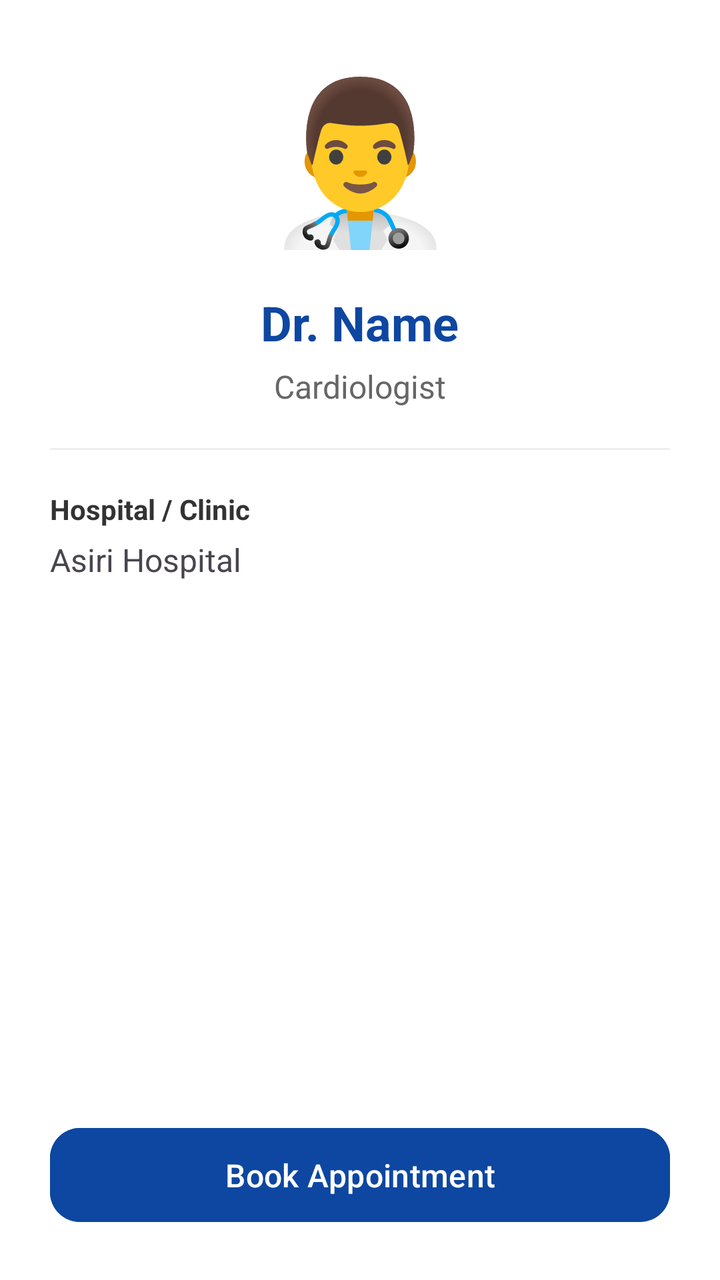
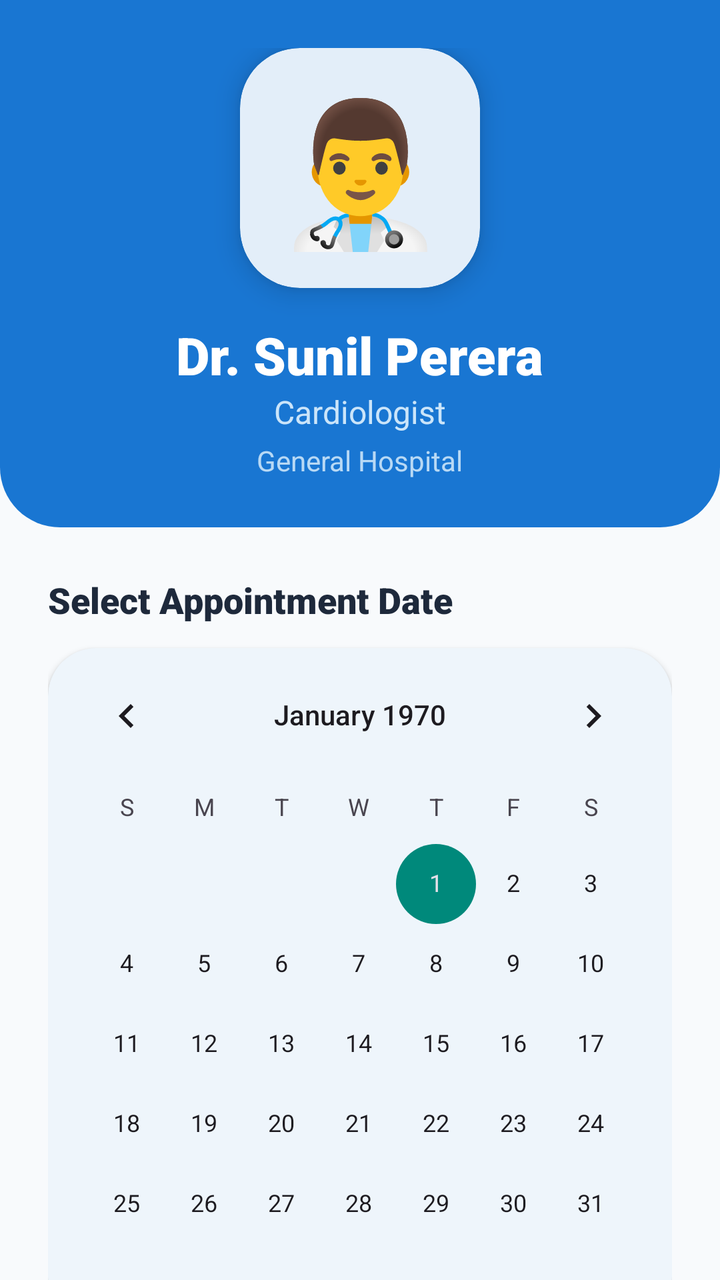

The first picture is an Android layout as it rendered before a commit; the second is the same layout after the commit. The layout source and the unified diff follow.
<!-- AndroidManifest.xml: application theme Theme.CareLanka -->
<!-- res/layout/activity_doctor_details.xml -->
<?xml version="1.0" encoding="utf-8"?>
<LinearLayout xmlns:android="http://schemas.android.com/apk/res/android"
    xmlns:app="http://schemas.android.com/apk/res-auto"
    android:layout_width="match_parent"
    android:layout_height="match_parent"
    android:orientation="vertical"
    android:padding="25dp"
    android:background="#FFFFFF">

    
    <TextView
        android:layout_width="100dp"
        android:layout_height="100dp"
        android:layout_gravity="center"
        android:text="👨‍⚕️"
        android:textSize="80sp"
        android:gravity="center"
        android:layout_marginBottom="20dp"/>

    <TextView
        android:id="@+id/tvDoctorName"
        android:layout_width="wrap_content"
        android:layout_height="wrap_content"
        android:layout_gravity="center"
        android:text="Dr. Name"
        android:textColor="@color/primaryBlue"
        android:textSize="24sp"
        android:textStyle="bold" />

    <TextView
        android:id="@+id/tvSpecialty"
        android:layout_width="wrap_content"
        android:layout_height="wrap_content"
        android:layout_gravity="center"
        android:text="Cardiologist"
        android:textColor="#666666"
        android:textSize="16sp"
        android:layout_marginTop="5dp"/>

    <View
        android:layout_width="match_parent"
        android:layout_height="1dp"
        android:background="#EEEEEE"
        android:layout_marginVertical="20dp"/>

    <TextView
        android:layout_width="wrap_content"
        android:layout_height="wrap_content"
        android:text="Hospital / Clinic"
        android:textStyle="bold"
        android:textColor="#333333"/>

    <TextView
        android:id="@+id/tvHospital"
        android:layout_width="match_parent"
        android:layout_height="wrap_content"
        android:layout_marginTop="5dp"
        android:text="Asiri Hospital"
        android:textSize="16sp" />

    <Space
        android:layout_width="match_parent"
        android:layout_height="0dp"
        android:layout_weight="1"/>

    <Button
        android:id="@+id/btnBook"
        android:layout_width="match_parent"
        android:layout_height="55dp"
        android:text="Book Appointment"
        android:textAllCaps="false"
        android:textSize="16sp"
        android:backgroundTint="@color/primaryBlue"
        app:cornerRadius="15dp" />

</LinearLayout>
<!-- resources referenced by this layout -->
<resources>
  <color name="primaryBlue">#0D47A1</color>
  <style name="Base.Theme.CareLanka" parent="Theme.Material3.DayNight.NoActionBar">
          
          
      </style>
  <!-- unchanged entries left out for length: 1 -->
</resources>

<!-- the commit's change to res/layout/activity_doctor_details.xml (unified diff, before → after) -->
@@ -1,76 +1,179 @@
 <?xml version="1.0" encoding="utf-8"?>
-<LinearLayout xmlns:android="http://schemas.android.com/apk/res/android"
+<androidx.coordinatorlayout.widget.CoordinatorLayout xmlns:android="http://schemas.android.com/apk/res/android"
     xmlns:app="http://schemas.android.com/apk/res-auto"
+    xmlns:tools="http://schemas.android.com/tools"
     android:layout_width="match_parent"
     android:layout_height="match_parent"
-    android:orientation="vertical"
-    android:padding="25dp"
-    android:background="#FFFFFF">
+    android:background="#F8FAFC">
 
-    
-    <TextView
-        android:layout_width="100dp"
-        android:layout_height="100dp"
-        android:layout_gravity="center"
-        android:text="👨‍⚕️"
-        android:textSize="80sp"
-        android:gravity="center"
-        android:layout_marginBottom="20dp"/>
-
-    <TextView
-        android:id="@+id/tvDoctorName"
-        android:layout_width="wrap_content"
-        android:layout_height="wrap_content"
-        android:layout_gravity="center"
-        android:text="Dr. Name"
-        android:textColor="@color/primaryBlue"
-        android:textSize="24sp"
-        android:textStyle="bold" />
-
-    <TextView
-        android:id="@+id/tvSpecialty"
-        android:layout_width="wrap_content"
-        android:layout_height="wrap_content"
-        android:layout_gravity="center"
-        android:text="Cardiologist"
-        android:textColor="#666666"
-        android:textSize="16sp"
-        android:layout_marginTop="5dp"/>
-
-    <View
-        android:layout_width="match_parent"
-        android:layout_height="1dp"
-        android:background="#EEEEEE"
-        android:layout_marginVertical="20dp"/>
-
-    <TextView
-        android:layout_width="wrap_content"
-        android:layout_height="wrap_content"
-        android:text="Hospital / Clinic"
-        android:textStyle="bold"
-        android:textColor="#333333"/>
-
-    <TextView
-        android:id="@+id/tvHospital"
+    <com.google.android.material.appbar.AppBarLayout
         android:layout_width="match_parent"
         android:layout_height="wrap_content"
-        android:layout_marginTop="5dp"
-        android:text="Asiri Hospital"
-        android:textSize="16sp" />
+        android:background="@android:color/transparent"
+        app:elevation="0dp">
 
-    <Space
+        <com.google.android.material.appbar.CollapsingToolbarLayout
+            android:layout_width="match_parent"
+            android:layout_height="wrap_content"
+            app:layout_scrollFlags="scroll|exitUntilCollapsed">
+
+            <LinearLayout
+                android:layout_width="match_parent"
+                android:layout_height="wrap_content"
+                android:orientation="vertical"
+                android:padding="24dp"
+                android:background="@drawable/header_background">
+
+                <com.google.android.material.card.MaterialCardView
+                    android:layout_width="120dp"
+                    android:layout_height="120dp"
+                    android:layout_gravity="center"
+                    app:cardCornerRadius="30dp"
+                    app:cardElevation="8dp"
+                    app:strokeWidth="0dp">
+                    <TextView
+                        android:layout_width="match_parent"
+                        android:layout_height="match_parent"
+                        android:text="👨‍⚕️"
+                        android:textSize="70sp"
+                        android:gravity="center"/>
+                </com.google.android.material.card.MaterialCardView>
+
+                <TextView
+                    android:id="@+id/tvDoctorName"
+                    android:layout_width="wrap_content"
+                    android:layout_height="wrap_content"
+                    android:layout_gravity="center"
+                    android:layout_marginTop="16dp"
+                    android:text="Dr. Sunil Perera"
+                    android:textColor="@color/white"
+                    android:textSize="26sp"
+                    android:fontFamily="sans-serif-black" />
+
+                <TextView
+                    android:id="@+id/tvSpecialty"
+                    android:layout_width="wrap_content"
+                    android:layout_height="wrap_content"
+                    android:layout_gravity="center"
+                    android:text="Cardiologist"
+                    android:textColor="#E0F2FE"
+                    android:textSize="16sp"
+                    android:alpha="0.9"/>
+
+                <TextView
+                    android:id="@+id/tvHospital"
+                    android:layout_width="wrap_content"
+                    android:layout_height="wrap_content"
+                    android:layout_gravity="center"
+                    android:text="General Hospital"
+                    android:textColor="#E0F2FE"
+                    android:textSize="14sp"
+                    android:alpha="0.8"
+                    android:layout_marginTop="4dp"/>
+            </LinearLayout>
+
+        </com.google.android.material.appbar.CollapsingToolbarLayout>
+    </com.google.android.material.appbar.AppBarLayout>
+
+    <androidx.core.widget.NestedScrollView
         android:layout_width="match_parent"
-        android:layout_height="0dp"
-        android:layout_weight="1"/>
+        android:layout_height="match_parent"
+        app:layout_behavior="@string/appbar_scrolling_view_behavior">
 
-    <Button
-        android:id="@+id/btnBook"
-        android:layout_width="match_parent"
-        android:layout_height="55dp"
-        android:text="Book Appointment"
-        android:textAllCaps="false"
-        android:textSize="16sp"
-        android:backgroundTint="@color/primaryBlue"
-        app:cornerRadius="15dp" />
+        <LinearLayout
+            android:layout_width="match_parent"
+            android:layout_height="wrap_content"
+            android:orientation="vertical"
+            android:padding="24dp">
 
-</LinearLayout>
+            <TextView
+                android:layout_width="wrap_content"
+                android:layout_height="wrap_content"
+                android:text="Select Appointment Date"
+                android:fontFamily="sans-serif-black"
+                android:textColor="#1E293B"
+                android:textSize="18sp"/>
+
+            <com.google.android.material.card.MaterialCardView
+                android:layout_width="match_parent"
+                android:layout_height="wrap_content"
+                android:layout_marginTop="12dp"
+                app:cardCornerRadius="24dp"
+                app:cardElevation="2dp"
+                app:strokeWidth="0dp"
+                app:cardBackgroundColor="#FFFFFF">
+
+                <CalendarView
+                    android:id="@+id/calendarView"
+                    android:layout_width="match_parent"
+                    android:layout_height="wrap_content" />
+            </com.google.android.material.card.MaterialCardView>
+
+            <TextView
+                android:layout_width="wrap_content"
+                android:layout_height="wrap_content"
+                android:layout_marginTop="24dp"
+                android:text="Available Time Slots"
+                android:fontFamily="sans-serif-black"
+                android:textColor="#1E293B"
+                android:textSize="18sp"/>
+
+            
+            <HorizontalScrollView
+                android:layout_width="match_parent"
+                android:layout_height="wrap_content"
+                android:layout_marginTop="12dp"
+                android:scrollbars="none">
+
+                <LinearLayout
+                    android:id="@+id/layoutTimeSlots"
+                    android:layout_width="wrap_content"
+                    android:layout_height="wrap_content"
+                    android:orientation="horizontal">
+                    
+                    <com.google.android.material.chip.ChipGroup
+                        android:id="@+id/chipGroupTime"
+                        android:layout_width="wrap_content"
+                        android:layout_height="wrap_content"
+                        app:singleSelection="true">
+                        <com.google.android.material.chip.Chip
+                            style="@style/Widget.Material3.Chip.Suggestion"
+                            android:layout_width="wrap_content"
+                            android:layout_height="wrap_content"
+                            android:text="09:00 AM" />
+                        <com.google.android.material.chip.Chip
+                            style="@style/Widget.Material3.Chip.Suggestion"
+                            android:layout_width="wrap_content"
+                            android:layout_height="wrap_content"
+                            android:text="10:30 AM" />
+                        <com.google.android.material.chip.Chip
+                            style="@style/Widget.Material3.Chip.Suggestion"
+                            android:layout_width="wrap_content"
+                            android:layout_height="wrap_content"
+                            android:text="02:00 PM" />
+                        <com.google.android.material.chip.Chip
+                            style="@style/Widget.Material3.Chip.Suggestion"
+                            android:layout_width="wrap_content"
+                            android:layout_height="wrap_content"
+                            android:text="04:30 PM" />
+                    </com.google.android.material.chip.ChipGroup>
+                </LinearLayout>
+            </HorizontalScrollView>
+
+            <com.google.android.material.button.MaterialButton
+                android:id="@+id/btnBook"
+                android:layout_width="match_parent"
+                android:layout_height="64dp"
+                android:layout_marginTop="40dp"
+                android:layout_marginBottom="24dp"
+                android:text="Confirm Booking"
+                android:textSize="16sp"
+                android:fontFamily="sans-serif-black"
+                android:backgroundTint="@color/primaryBlue"
+                app:cornerRadius="18dp"
+                app:elevation="4dp"/>
+
+        </LinearLayout>
+    </androidx.core.widget.NestedScrollView>
+
+</androidx.coordinatorlayout.widget.CoordinatorLayout>
<!-- resource entries referenced after the edit -->
@@ -1,10 +1,100 @@
 <!-- resources referenced by this layout -->
 <resources>
-  <color name="primaryBlue">#0D47A1</color>
-  <style name="Base.Theme.CareLanka" parent="Theme.Material3.DayNight.NoActionBar">
+  <color name="primaryBlue">#1976D2</color>
+  <color name="white">#FFFFFF</color>
+  <!-- drawable header_background (drawable) -->
+  <?xml version="1.0" encoding="utf-8"?>
+  <shape xmlns:android="http://schemas.android.com/apk/res/android">
+      <solid android:color="@color/primaryBlue" />
+      <corners
+          android:bottomLeftRadius="30dp"
+          android:bottomRightRadius="30dp" />
+  </shape>
+  <style name="Base.Theme.CareLanka" parent="Theme.Material3.Light.NoActionBar">
           
+          <item name="colorPrimary">@color/primary</item>
+          <item name="colorOnPrimary">@color/onPrimary</item>
+          <item name="colorPrimaryContainer">@color/primaryContainer</item>
+          <item name="colorOnPrimaryContainer">@color/onPrimaryContainer</item>
+  
           
+          <item name="colorSecondary">@color/secondary</item>
+          <item name="colorOnSecondary">@color/onSecondary</item>
+          <item name="colorSecondaryContainer">@color/secondaryContainer</item>
+          <item name="colorOnSecondaryContainer">@color/onSecondaryContainer</item>
+  
+          
+          <item name="colorTertiary">@color/tertiary</item>
+          <item name="colorOnTertiary">@color/onTertiary</item>
+          <item name="colorTertiaryContainer">@color/tertiaryContainer</item>
+          <item name="colorOnTertiaryContainer">@color/onTertiaryContainer</item>
+  
+          
+          <item name="android:statusBarColor">@color/white</item>
+          <item name="android:windowLightStatusBar">true</item>
+          <item name="android:navigationBarColor">@color/white</item>
+  
+          
+          <item name="android:windowBackground">@color/background</item>
+          <item name="colorSurface">@color/surface</item>
+          <item name="colorOnSurface">@color/onSurface</item>
+          <item name="colorSurfaceVariant">@color/surfaceVariant</item>
+          <item name="colorOnSurfaceVariant">@color/onSurfaceVariant</item>
+          <item name="colorOutline">@color/outline</item>
+  
+          
+          <item name="textAppearanceHeadlineLarge">@style/TextAppearance.CareLanka.HeadlineLarge</item>
+          <item name="textAppearanceHeadlineMedium">@style/TextAppearance.CareLanka.HeadlineMedium</item>
+          <item name="textAppearanceHeadlineSmall">@style/TextAppearance.CareLanka.HeadlineSmall</item>
+          <item name="textAppearanceBodyLarge">@style/TextAppearance.CareLanka.BodyLarge</item>
+          <item name="textAppearanceBodyMedium">@style/TextAppearance.CareLanka.BodyMedium</item>
       </style>
+  <color name="primary">#1976D2</color>
+  <color name="onPrimary">#FFFFFF</color>
+  <color name="primaryContainer">#D7E3FF</color>
+  <color name="onPrimaryContainer">#001B3F</color>
+  <color name="secondary">#00897B</color>
+  <color name="onSecondary">#FFFFFF</color>
+  <color name="secondaryContainer">#B2DFDB</color>
+  <color name="onSecondaryContainer">#00201C</color>
+  <color name="tertiary">#4CAF50</color>
+  <color name="onTertiary">#FFFFFF</color>
+  <color name="tertiaryContainer">#C8E6C9</color>
+  <color name="onTertiaryContainer">#002107</color>
+  <color name="background">#F5F5F5</color>
+  <color name="surface">#FFFFFF</color>
+  <color name="onSurface">#212121</color>
+  <color name="surfaceVariant">#E0E2EC</color>
+  <color name="onSurfaceVariant">#757575</color>
+  <color name="outline">#74777F</color>
+  <style name="TextAppearance.CareLanka.HeadlineLarge" parent="TextAppearance.Material3.HeadlineLarge">
+          <item name="android:textSize">@dimen/text_headline_large</item>
+          <item name="android:textStyle">bold</item>
+          <item name="android:textColor">@color/onSurface</item>
+      </style>
+  <style name="TextAppearance.CareLanka.HeadlineMedium" parent="TextAppearance.Material3.HeadlineMedium">
+          <item name="android:textSize">@dimen/text_headline_medium</item>
+          <item name="android:textStyle">bold</item>
+          <item name="android:textColor">@color/onSurface</item>
+      </style>
+  <style name="TextAppearance.CareLanka.HeadlineSmall" parent="TextAppearance.Material3.HeadlineSmall">
+          <item name="android:textSize">@dimen/text_headline_small</item>
+          <item name="android:textStyle">bold</item>
+          <item name="android:textColor">@color/onSurface</item>
+      </style>
+  <style name="TextAppearance.CareLanka.BodyLarge" parent="TextAppearance.Material3.BodyLarge">
+          <item name="android:textSize">@dimen/text_body_large</item>
+          <item name="android:textColor">@color/onSurface</item>
+      </style>
+  <style name="TextAppearance.CareLanka.BodyMedium" parent="TextAppearance.Material3.BodyMedium">
+          <item name="android:textSize">@dimen/text_body</item>
+          <item name="android:textColor">@color/onSurfaceVariant</item>
+      </style>
+  <dimen name="text_headline_large">32sp</dimen>
+  <dimen name="text_headline_medium">24sp</dimen>
+  <dimen name="text_headline_small">20sp</dimen>
+  <dimen name="text_body_large">16sp</dimen>
+  <dimen name="text_body">14sp</dimen>
   <!-- unchanged entries left out for length: 1 -->
 </resources>
 
